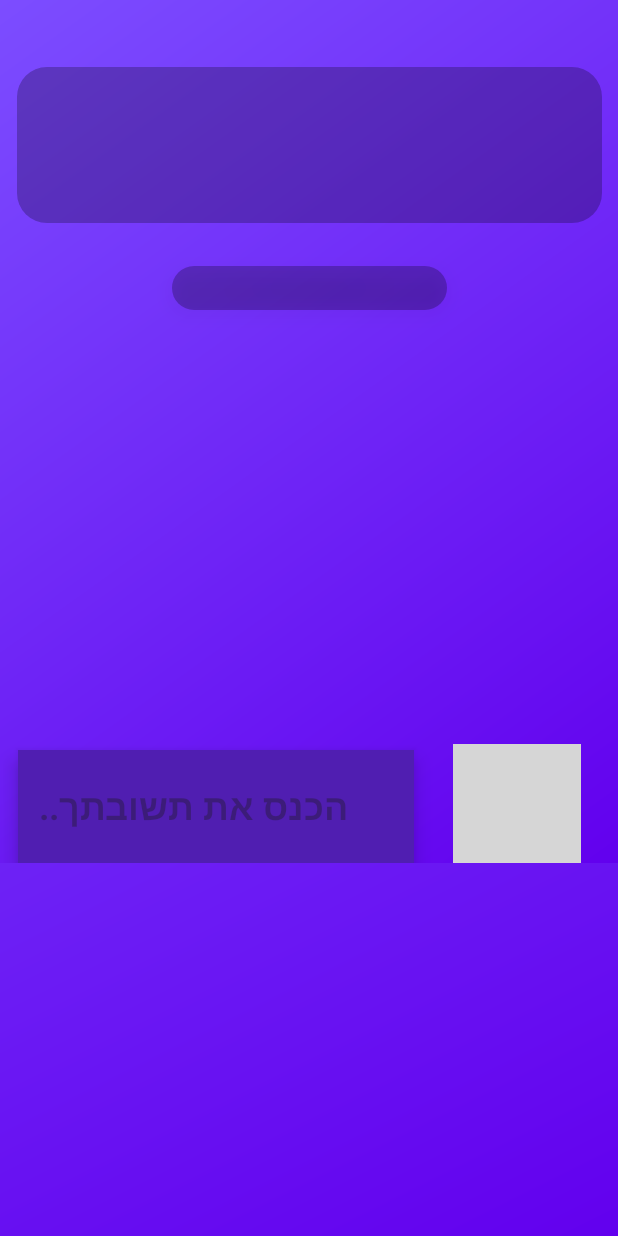
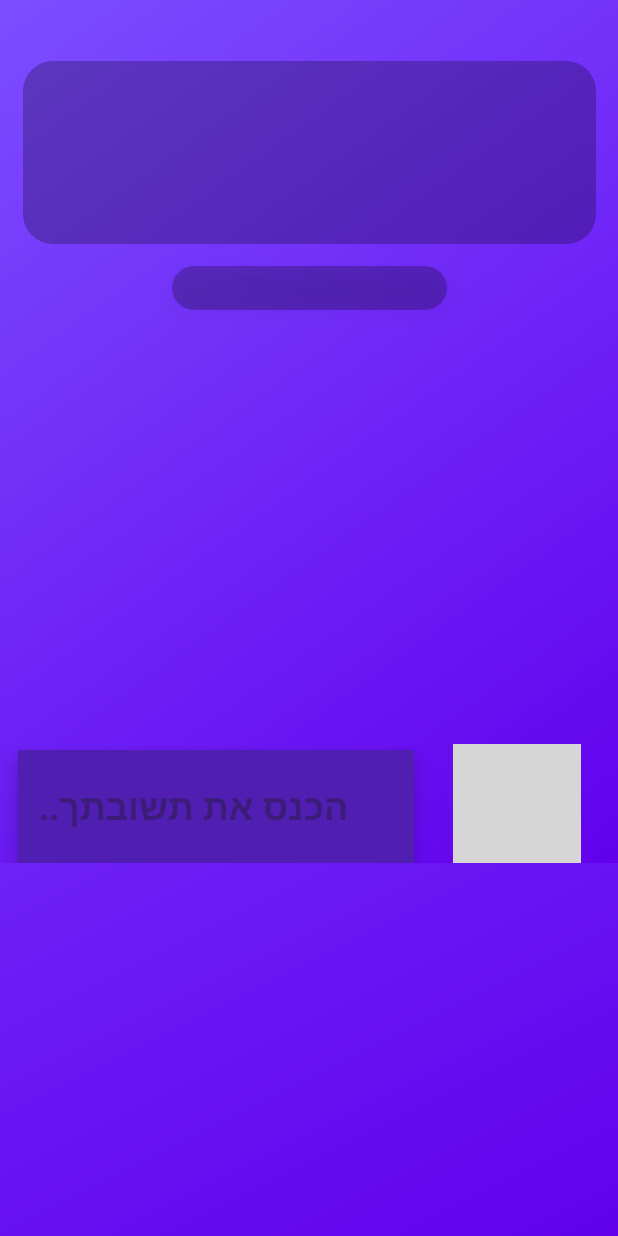
Before and after one commit to xDMatan/HeadToHead1, an Android app: the screen it shows after launch (GameActivityClassic), after a tap on "שחק קלאסי", on a phone screen of 412 x 824 dp. Run offline under Robolectric (Android 15) with nearby library versions, the phone set to English and light mode, and no system bars; our stand-ins replace Firebase (no records; nobody signed in at launch, a user with empty details on screens opened directly); 4 statements that could not run were skipped; grey boxes are pictures that could not be loaded.

Commit message:
next version

```diff
--- a/app/src/main/res/layout/activity_game_classic.xml
+++ b/app/src/main/res/layout/activity_game_classic.xml
@@ -19,8 +19,8 @@
 
         <TextView
             android:id="@+id/TvQuestion"
-            android:layout_width="390dp"
-            android:layout_height="104dp"
+            android:layout_width="382dp"
+            android:layout_height="122dp"
             android:layout_margin="24dp"
             android:background="@drawable/question_card_background"
             android:gravity="center"
```
